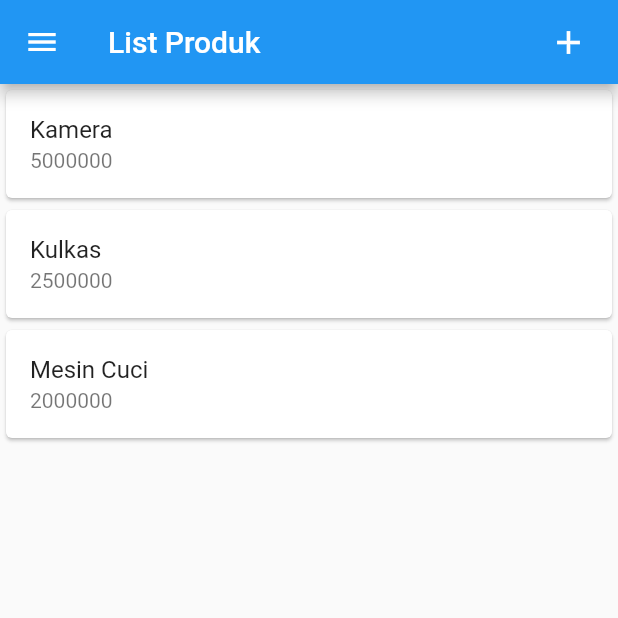
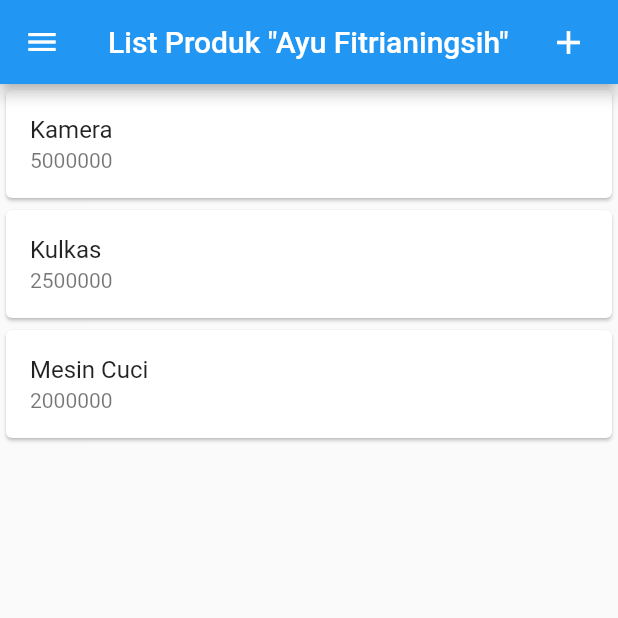
Before and after one commit to ayfitrian/H1D023038-Tugas-8-Pertemuan-10, a Flutter app: the screen it shows after launch, on a phone screen of 412 x 824 dp, the top half of it. Run offline on Flutter 3.47's test engine with Material 3 defaults, Android fonts, the phone set to English and light mode, and no system bars.

Commit message:
Perubahan Menambah Nama

```diff
--- a/lib/ui/login_page.dart
+++ b/lib/ui/login_page.dart
@@ -18,7 +18,7 @@ class _LoginPageState extends State<LoginPage> {
   @override
   Widget build(BuildContext context) {
     return Scaffold(
-      appBar: AppBar(title: const Text('Login')),
+      appBar: AppBar(title: const Text('Login "Ayu Fitrianingsih"')),
       body: SingleChildScrollView(
         child: Padding(
           padding: const EdgeInsets.all(8.0),
--- a/lib/ui/produk_detail.dart
+++ b/lib/ui/produk_detail.dart
@@ -14,7 +14,7 @@ class _ProdukDetailState extends State<ProdukDetail> {
   @override
   Widget build(BuildContext context) {
     return Scaffold(
-      appBar: AppBar(title: const Text('Detail Produk')),
+      appBar: AppBar(title: const Text('Detail Produk "Ayu Fitrianingsih"')),
       body: Center(
         child: Column(
           children: [
--- a/lib/ui/produk_form.dart
+++ b/lib/ui/produk_form.dart
@@ -36,7 +36,7 @@ class _ProdukFormState extends State<ProdukForm> {
             .toString();
       });
     } else {
-      judul = "TAMBAH PRODUK";
+      judul = "TAMBAH PRODUK Ayu Fitrianingsih";
       tombolSubmit = "SIMPAN";
     }
   }
--- a/lib/ui/produk_page.dart
+++ b/lib/ui/produk_page.dart
@@ -15,7 +15,7 @@ class _ProdukPageState extends State<ProdukPage> {
   Widget build(BuildContext context) {
     return Scaffold(
       appBar: AppBar(
-        title: const Text('List Produk'),
+        title: const Text('List Produk "Ayu Fitrianingsih"'),
         actions: [
           Padding(
             padding: const EdgeInsets.only(right: 20.0),
--- a/lib/ui/registrasi_page.dart
+++ b/lib/ui/registrasi_page.dart
@@ -18,7 +18,7 @@ class _RegistrasiPageState extends State<RegistrasiPage> {
   @override
   Widget build(BuildContext context) {
     return Scaffold(
-      appBar: AppBar(title: const Text("Registrasi")),
+      appBar: AppBar(title: const Text('Registrasi "Ayu Fitrianingsih"')),
       body: SingleChildScrollView(
         child: Padding(
           padding: const EdgeInsets.all(8.0),
```
